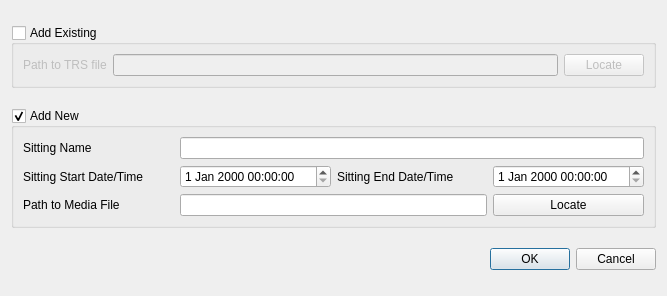
First picture: the form in trunk/src/ui/addToPlaylist.ui, repository kohsah/bungeni-transcriber, before the edit.
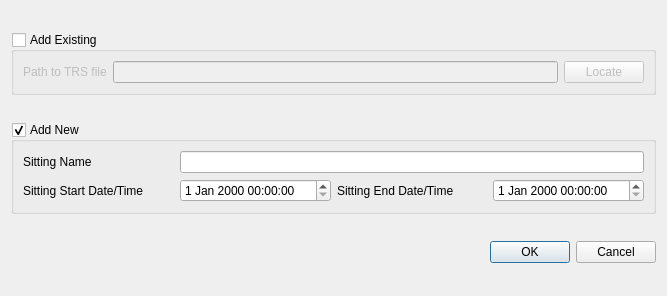
Second picture: the form after the edit.

Commit message: Added context actions for sittings. Added add take widget. Updated slots in playlist items to handle context actions.

```diff
--- a/trunk/src/ui/addToPlaylist.ui
+++ b/trunk/src/ui/addToPlaylist.ui
@@ -75,23 +75,6 @@
         <item row="0" column="2" colspan="3">
          <widget class="QLineEdit" name="sittingNameLineEdit"/>
         </item>
-        <item row="2" column="2" colspan="2">
-         <widget class="QLineEdit" name="newPathLineEdit"/>
-        </item>
-        <item row="2" column="0">
-         <widget class="QLabel" name="label_5">
-          <property name="text">
-           <string>Path to Media File</string>
-          </property>
-         </widget>
-        </item>
-        <item row="2" column="4">
-         <widget class="QPushButton" name="locateNewButton">
-          <property name="text">
-           <string>Locate</string>
-          </property>
-         </widget>
-        </item>
         <item row="1" column="2">
          <widget class="QDateTimeEdit" name="startDateTime"/>
         </item>
```
The commit also changes 13 other files.
